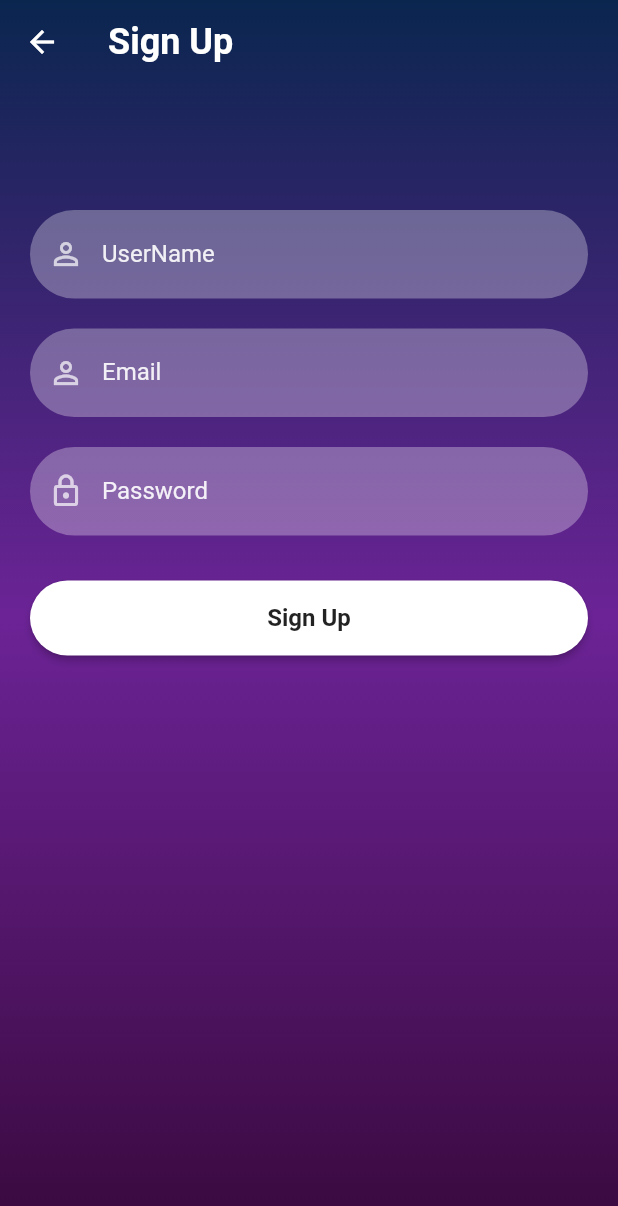
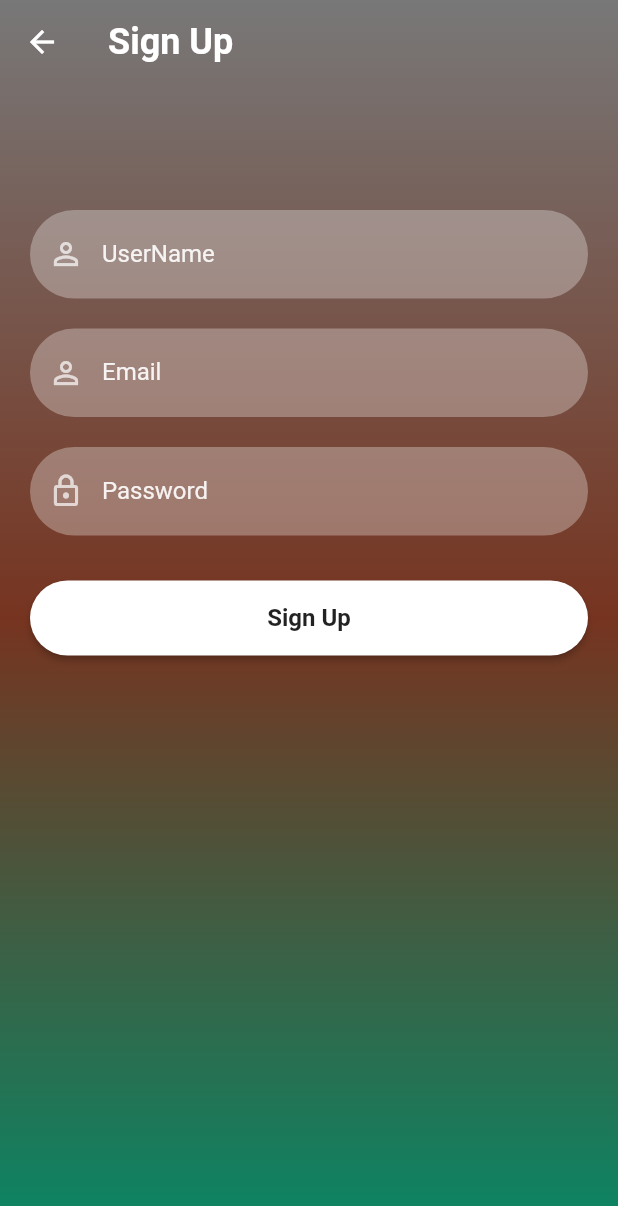
Before and after one commit to nimsara21/soilpedia_lk, a Flutter app: the screen it shows after launch, after a tap on "Sign Up", on a phone screen of 412 x 824 dp. Shown: the top 1206 px of the screen. Run offline on Flutter 3.47's test engine with Material 2 defaults, Android fonts, the phone set to English and light mode, and no system bars; our stand-ins replace cloud_firestore, firebase_auth, firebase_core, firebase_storage, image_picker; accounts and stored records are empty; network calls fail.

Commit message:
Changed background colors

```diff
--- a/lib/screen/signin_screen.dart
+++ b/lib/screen/signin_screen.dart
@@ -28,9 +28,9 @@ class _SignInScreenState extends State<SignInScreen> {
         height: MediaQuery.of(context).size.height,
         decoration: BoxDecoration(
             gradient: LinearGradient(colors: [
-          hexStringToColor("0a264f"),
-          hexStringToColor("6c2396"),
-          hexStringToColor("39093d")
+              hexStringToColor("#787878"),
+              hexStringToColor("#763420"),
+              hexStringToColor("#098765")
         ], begin: Alignment.topCenter, end: Alignment.bottomCenter)),
         child: SingleChildScrollView(
           child: Padding(
--- a/lib/screen/signup_screen.dart
+++ b/lib/screen/signup_screen.dart
@@ -32,9 +32,9 @@ class _SignUpScreenState extends State<SignUpScreen> {
             height: MediaQuery.of(context).size.height,
             decoration: BoxDecoration(
                 gradient: LinearGradient(colors: [
-              hexStringToColor("0a264f"),
-              hexStringToColor("6c2396"),
-              hexStringToColor("39093d")
+              hexStringToColor("#787878"),
+              hexStringToColor("#763420"),
+              hexStringToColor("#098765")
             ], begin: Alignment.topCenter, end: Alignment.bottomCenter)),
             child: SingleChildScrollView(
                 child: Padding(
```
